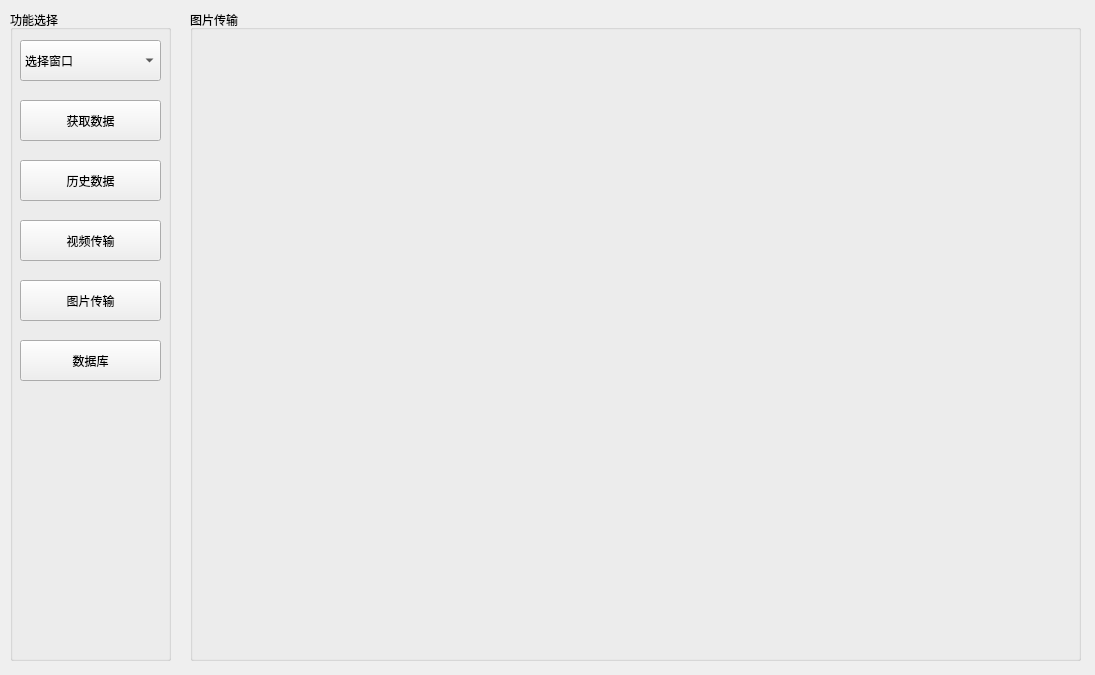
The window that widget.ui (GAIAC10/Tools_Box) describes before a commit, drawn with Qt 5.
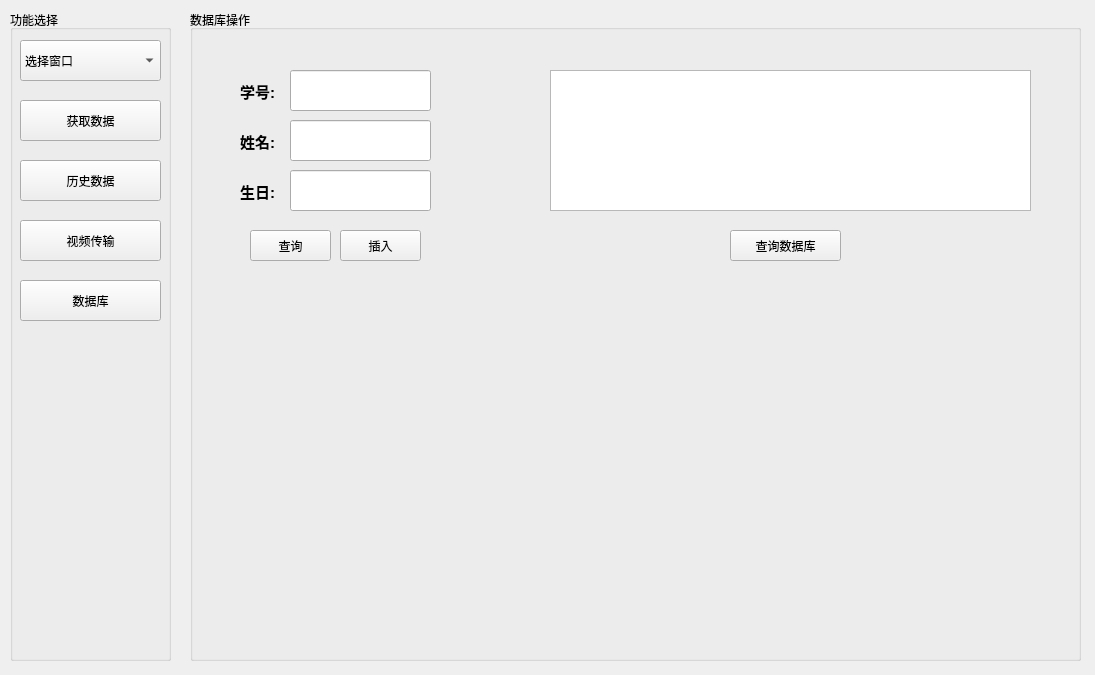
The same window after the commit. The open tabs and pages were chosen to show the change.

```diff
--- a/widget.ui
+++ b/widget.ui
@@ -637,23 +637,8 @@
      </widget>
     </widget>
    </widget>
-   <widget class="QWidget" name="image_trans">
-    <widget class="QGroupBox" name="groupBox_4">
-     <property name="geometry">
-      <rect>
-       <x>10</x>
-       <y>10</y>
-       <width>891</width>
-       <height>651</height>
-      </rect>
-     </property>
-     <property name="title">
-      <string>图片传输</string>
-     </property>
-    </widget>
-   </widget>
    <widget class="QWidget" name="database_opr">
-    <widget class="QGroupBox" name="groupBox_5">
+    <widget class="QGroupBox" name="groupBox_4">
      <property name="geometry">
       <rect>
        <x>10</x>
@@ -843,19 +828,6 @@
      </property>
     </item>
    </widget>
-   <widget class="QPushButton" name="push_image">
-    <property name="geometry">
-     <rect>
-      <x>10</x>
-      <y>270</y>
-      <width>141</width>
-      <height>41</height>
-     </rect>
-    </property>
-    <property name="text">
-     <string>图片传输</string>
-    </property>
-   </widget>
    <widget class="QPushButton" name="push_dataget">
     <property name="geometry">
      <rect>
@@ -886,7 +858,7 @@
     <property name="geometry">
      <rect>
       <x>10</x>
-      <y>330</y>
+      <y>270</y>
       <width>141</width>
       <height>41</height>
      </rect>
```
Left out of the diff: 2 changed lines with no effect on the pictures.
